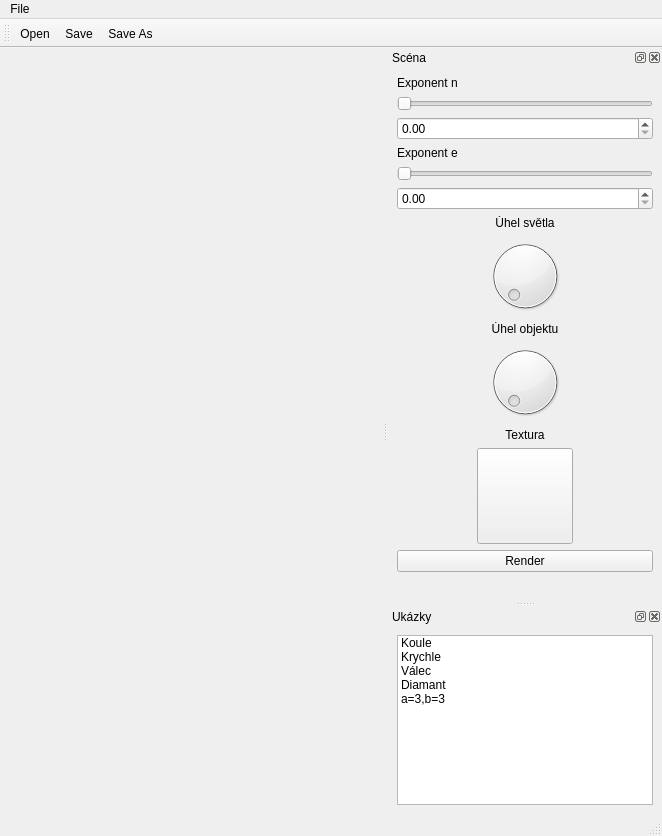
The window that src/gui/main.ui (peterix/blankslade) describes before a commit, drawn with Qt 5.
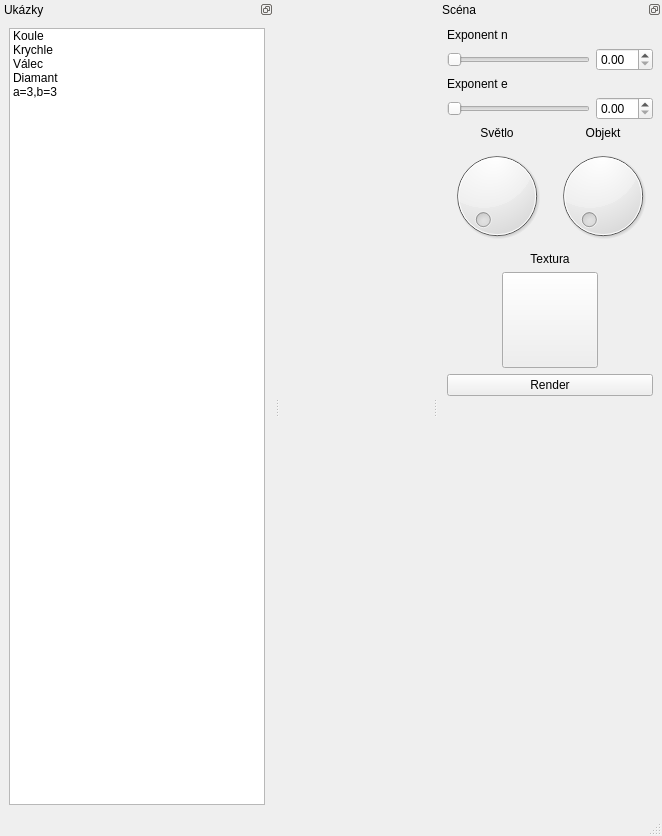
The same window after the commit. Icons and pictures are not drawn.

Diff of the .ui file:
```diff
--- a/src/gui/main.ui
+++ b/src/gui/main.ui
@@ -34,41 +34,13 @@
    </layout>
   </widget>
   <widget class="QStatusBar" name="statusbar"/>
-  <widget class="QToolBar" name="toolBar">
-   <property name="windowTitle">
-    <string>toolBar</string>
-   </property>
-   <attribute name="toolBarArea">
-    <enum>TopToolBarArea</enum>
-   </attribute>
-   <attribute name="toolBarBreak">
-    <bool>false</bool>
-   </attribute>
-   <addaction name="actionOpen"/>
-   <addaction name="actionSave"/>
-   <addaction name="actionSave_As"/>
-  </widget>
-  <widget class="QMenuBar" name="menubar">
-   <property name="geometry">
-    <rect>
-     <x>0</x>
-     <y>0</y>
-     <width>662</width>
-     <height>25</height>
-    </rect>
-   </property>
-   <widget class="QMenu" name="menuFile">
-    <property name="title">
-     <string>File</string>
-    </property>
-    <addaction name="actionOpen"/>
-    <addaction name="actionSave"/>
-    <addaction name="actionSave_As"/>
-    <addaction name="actionQuit"/>
-   </widget>
-   <addaction name="menuFile"/>
-  </widget>
   <widget class="QDockWidget" name="scene_dock">
+   <property name="features">
+    <set>QDockWidget::DockWidgetFloatable|QDockWidget::DockWidgetMovable</set>
+   </property>
+   <property name="allowedAreas">
+    <set>Qt::RightDockWidgetArea</set>
+   </property>
    <property name="windowTitle">
     <string>Scéna</string>
    </property>
@@ -78,65 +50,75 @@
    <widget class="QWidget" name="dockWidgetContents_2">
     <layout class="QVBoxLayout" name="verticalLayout_2">
      <item>
+      <layout class="QVBoxLayout" name="verticalLayout">
+       <item>
+        <layout class="QGridLayout" name="gridLayout_2">
+         <item row="0" column="0">
       <widget class="QLabel" name="label_3">
        <property name="text">
         <string>Exponent n</string>
        </property>
       </widget>
      </item>
-     <item>
+         <item row="1" column="0">
       <widget class="QSlider" name="slideExponentN">
        <property name="orientation">
         <enum>Qt::Horizontal</enum>
        </property>
       </widget>
      </item>
-     <item>
+         <item row="1" column="1">
       <widget class="QDoubleSpinBox" name="spinExponentN"/>
      </item>
-     <item>
+         <item row="2" column="0">
       <widget class="QLabel" name="label_4">
        <property name="text">
         <string>Exponent e</string>
        </property>
       </widget>
      </item>
-     <item>
+         <item row="3" column="0">
       <widget class="QSlider" name="slideExponentE">
        <property name="orientation">
         <enum>Qt::Horizontal</enum>
        </property>
       </widget>
      </item>
-     <item>
+         <item row="3" column="1">
       <widget class="QDoubleSpinBox" name="spinExponentE"/>
      </item>
-     <item>
-      <widget class="QLabel" name="label_5">
-       <property name="text">
-        <string>Úhel světla</string>
-       </property>
-       <property name="alignment">
-        <set>Qt::AlignCenter</set>
-       </property>
-      </widget>
+        </layout>
      </item>
      <item>
+        <layout class="QGridLayout" name="gridLayout_3">
+         <item row="1" column="0">
       <widget class="QDial" name="dialLight"/>
      </item>
-     <item>
+         <item row="0" column="0">
+          <widget class="QLabel" name="label_5">
+           <property name="text">
+            <string>Světlo</string>
+           </property>
+           <property name="alignment">
+            <set>Qt::AlignCenter</set>
+           </property>
+          </widget>
+         </item>
+         <item row="0" column="1">
       <widget class="QLabel" name="label_6">
        <property name="text">
-        <string>Úhel objektu</string>
+            <string>Objekt</string>
        </property>
        <property name="alignment">
         <set>Qt::AlignCenter</set>
        </property>
       </widget>
      </item>
-     <item>
+         <item row="1" column="1">
       <widget class="QDial" name="dial_2"/>
      </item>
+        </layout>
+       </item>
      <item>
       <widget class="QLabel" name="label_7">
        <property name="text">
@@ -192,6 +174,8 @@
        </item>
       </layout>
      </item>
+      </layout>
+     </item>
      <item>
       <widget class="QPushButton" name="pushButton_2">
        <property name="text">
@@ -216,16 +200,85 @@
    </widget>
   </widget>
   <widget class="QDockWidget" name="dock_example">
+   <property name="sizePolicy">
+    <sizepolicy hsizetype="Minimum" vsizetype="Minimum">
+     <horstretch>0</horstretch>
+     <verstretch>0</verstretch>
+    </sizepolicy>
+   </property>
+   <property name="features">
+    <set>QDockWidget::DockWidgetFloatable|QDockWidget::DockWidgetMovable</set>
+   </property>
+   <property name="allowedAreas">
+    <set>Qt::BottomDockWidgetArea|Qt::LeftDockWidgetArea|Qt::TopDockWidgetArea</set>
+   </property>
    <property name="windowTitle">
     <string>Ukázky</string>
    </property>
    <attribute name="dockWidgetArea">
-    <number>2</number>
+    <number>1</number>
    </attribute>
    <widget class="QWidget" name="dockWidgetContents_3">
     <layout class="QVBoxLayout" name="verticalLayout_3">
      <item>
       <widget class="QListWidget" name="listWidget">
+       <property name="sizePolicy">
+        <sizepolicy hsizetype="Preferred" vsizetype="Preferred">
+         <horstretch>0</horstretch>
+         <verstretch>0</verstretch>
+        </sizepolicy>
+       </property>
+       <property name="frameShape">
+        <enum>QFrame::StyledPanel</enum>
+       </property>
+       <property name="frameShadow">
+        <enum>QFrame::Sunken</enum>
+       </property>
+       <property name="lineWidth">
+        <number>1</number>
+       </property>
+       <property name="selectionBehavior">
+        <enum>QAbstractItemView::SelectItems</enum>
+       </property>
+       <property name="iconSize">
+        <size>
+         <width>32</width>
+         <height>32</height>
+        </size>
+       </property>
+       <property name="movement">
+        <enum>QListView::Static</enum>
+       </property>
+       <property name="flow">
+        <enum>QListView::TopToBottom</enum>
+       </property>
+       <property name="isWrapping" stdset="0">
+        <bool>true</bool>
+       </property>
+       <property name="resizeMode">
+        <enum>QListView::Adjust</enum>
+       </property>
+       <property name="layoutMode">
+        <enum>QListView::SinglePass</enum>
+       </property>
+       <property name="spacing">
+        <number>10</number>
+       </property>
+       <property name="viewMode">
+        <enum>QListView::ListMode</enum>
+       </property>
+       <property name="uniformItemSizes">
+        <bool>true</bool>
+       </property>
+       <property name="wordWrap">
+        <bool>false</bool>
+       </property>
+       <property name="selectionRectVisible">
+        <bool>false</bool>
+       </property>
+       <property name="sortingEnabled">
+        <bool>false</bool>
+       </property>
        <item>
         <property name="text">
          <string>Koule</string>
```
Left out of the diff: 4 changed lines with no effect on the pictures. Lines whose indentation alone changed are shown as unchanged.
